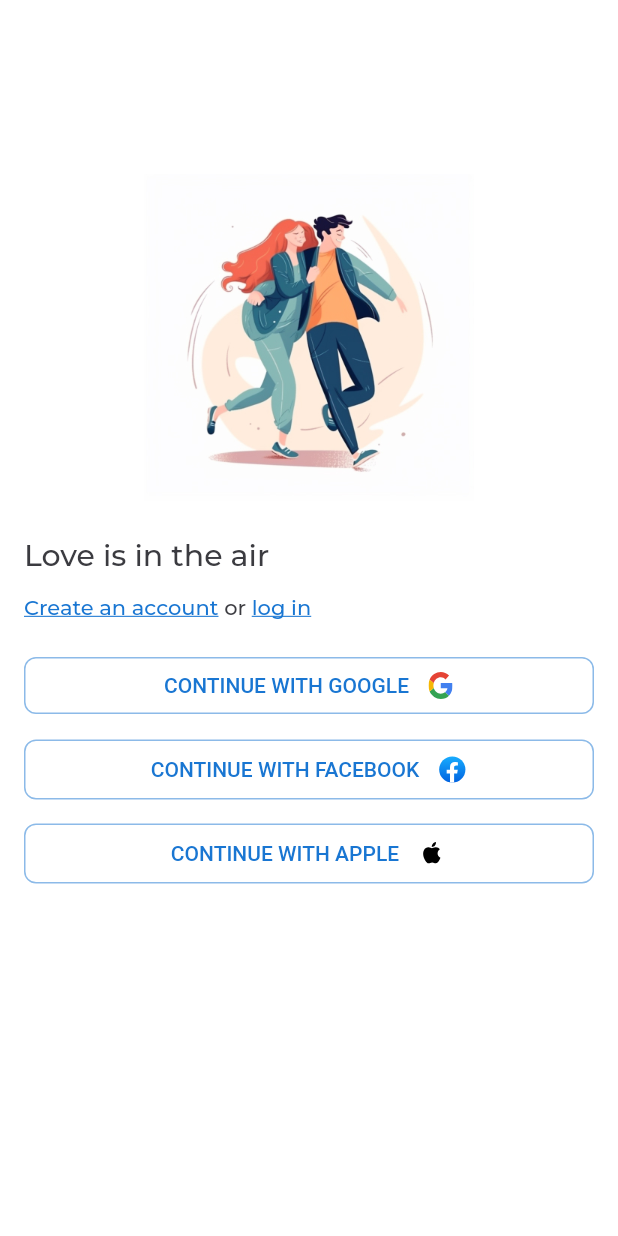
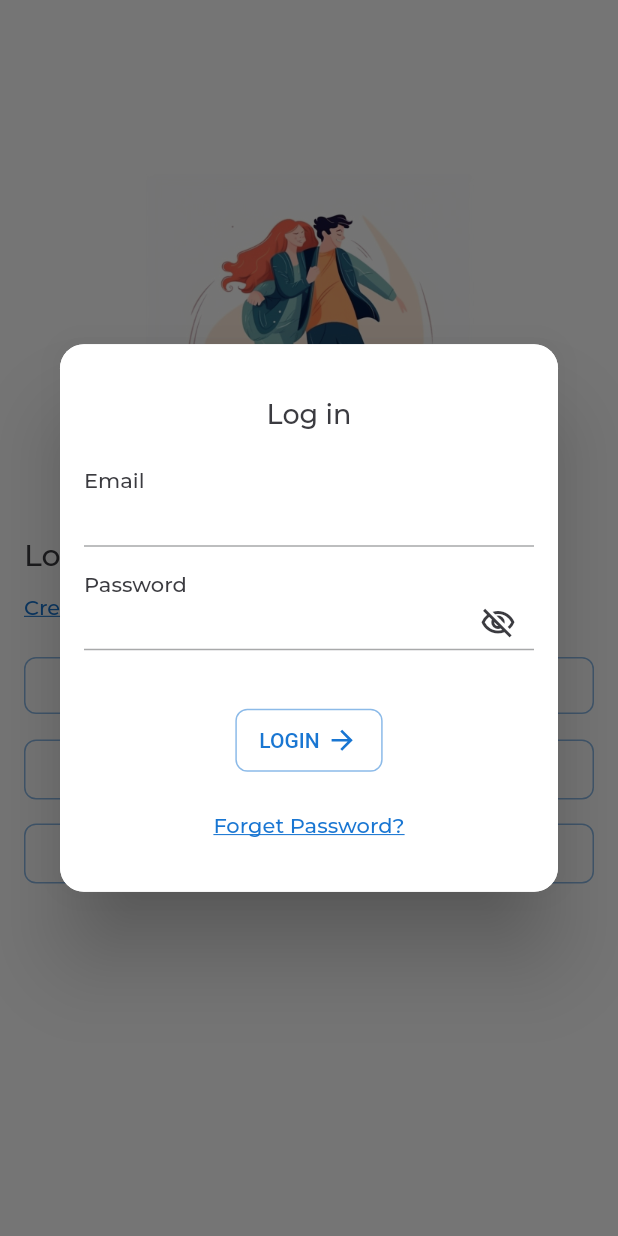
Before and after one commit to jadhavdurgesh/pillowtalk, a Flutter app: the OnboardingFourScreen screen opened directly, after a tap on "Create an account", on a phone screen of 412 x 824 dp. Run offline on Flutter 3.47's test engine with Material 2 defaults, Android fonts, the light colour scheme and no system bars; our stand-ins replace flutter_svg, get, google_fonts, velocity_x.

Commit message:
Dialog Box

```diff
--- /dev/null
+++ b/lib/components/create_account_dialog.dart
@@ -0,0 +1,117 @@
+import 'package:flutter/material.dart';
+import 'package:get/get.dart';
+import 'package:pillowtalk/views/onboarding/onboarding_five.dart';
+import 'package:velocity_x/velocity_x.dart';
+
+import '../constants/colors.dart';
+import '../constants/fonts/fontstyle.dart';
+import 'outline_button.dart';
+
+class CreateAccountDialog extends StatefulWidget {
+  const CreateAccountDialog({super.key});
+
+  @override
+  State<CreateAccountDialog> createState() => _CreateAccountDialogState();
+}
+
+class _CreateAccountDialogState extends State<CreateAccountDialog> {
+
+  TextEditingController emailController = TextEditingController();
+  TextEditingController passController = TextEditingController();
+
+
+  @override
+  Widget build(BuildContext context) {
+    return SafeArea(
+        child: Dialog(
+          backgroundColor: backgroundColor,
+          shape: RoundedRectangleBorder(
+            borderRadius: BorderRadius.circular(16),
+          ),
+          child: SingleChildScrollView(
+            child: Container(
+              decoration: BoxDecoration(borderRadius: BorderRadius.circular(16), color: backgroundColor),
+              padding: const EdgeInsets.symmetric(vertical: 36, horizontal: 16),
+              child: Column(
+                crossAxisAlignment: CrossAxisAlignment.stretch,
+                mainAxisSize: MainAxisSize.min,
+                children: [
+                  Text(
+                    "Log in",
+                    textAlign: TextAlign.center,
+                    style: kMontserratMedium.copyWith(fontSize: 18),
+                  ),
+                  24.heightBox,
+                  Column(
+                    crossAxisAlignment: CrossAxisAlignment.start,
+                    mainAxisAlignment: MainAxisAlignment.start,
+                    children: [
+                      Text(
+                        "Email",
+                        style: kMontserratMedium.copyWith(fontSize: 14),
+                      ),
+                      SizedBox(
+                        height: 36,
+                        child: TextField(
+                          controller: emailController,
+                        ),
+                      )
+                    ],
+                  ),
+                  16.heightBox,
+                  Column(
+                    crossAxisAlignment: CrossAxisAlignment.start,
+                    mainAxisAlignment: MainAxisAlignment.start,
+                    children: [
+                      Text(
+                        "Password",
+                        style: kMontserratMedium.copyWith(fontSize: 14),
+                      ),
+                      SizedBox(
+                        height: 36,
+                        child: TextField(
+                          controller: passController,
+                          obscureText: true,
+                          decoration: const InputDecoration(
+                            suffixIcon: Icon(Icons.visibility_off_outlined, color: darkColor,)
+                          ),
+                        ),
+                      )
+                    ],
+                  ),
+                  36.heightBox,
+                  Row(
+                    mainAxisAlignment: MainAxisAlignment.center,
+                    children: [
+                      customOutlineButton(
+                        title: "LOGIN",
+                        assetName: "assets/icons/arrow.svg",
+                        height: 22,
+                        width: 22,
+                        widthbox: 4.0,
+                        onPress: () {
+                          Get.back();
+                          Get.to(()=> const OnboardingFiveScreen());
+                        },
+                      ),
+                    ],
+                  ),
+                  24.heightBox,
+                  GestureDetector(
+                      onTap: () {},
+                      child: Text(
+                        "Forget Password?",
+                        textAlign: TextAlign.center,
+                        style: kMontserratMedium.copyWith(
+                            fontSize: 14,
+                            color: secondaryColor,
+                            decoration: TextDecoration.underline),
+                      )),
+                ],
+              ),
+            ),
+          ),
+        ),
+      );
+  }
+}
--- a/lib/constants/colors.dart
+++ b/lib/constants/colors.dart
@@ -1,7 +1,7 @@
 import 'package:flutter/material.dart';
 
 const backgroundColor = Color(0xffFFFFFF);
-const lightcolor = Color(0xffD2D4DA);
+const lightColor = Color(0xffD2D4DA);
 const greycolor = Color(0xff797A78);
 const whiteColor = Color(0xffFFFFFF);
 const darkColor = Color(0xff3B3B40);
--- a/lib/views/onboarding/onbaording_four.dart
+++ b/lib/views/onboarding/onbaording_four.dart
@@ -1,11 +1,36 @@
 import 'package:flutter/material.dart';
+import 'package:flutter_svg/svg.dart';
+import 'package:get/get.dart';
 import 'package:pillowtalk/components/outline_button.dart';
 import 'package:pillowtalk/constants/colors.dart';
 import 'package:pillowtalk/constants/fonts/fontstyle.dart';
 import 'package:velocity_x/velocity_x.dart';
 
-class OnboardingFourScreen extends StatelessWidget {
+import '../../components/create_account_dialog.dart';
+import '../../components/login_dialog.dart';
+
+class OnboardingFourScreen extends StatefulWidget {
   const OnboardingFourScreen({super.key});
+
+  @override
+  State<OnboardingFourScreen> createState() => _OnboardingFourScreenState();
+}
+
+class _OnboardingFourScreenState extends State<OnboardingFourScreen> {
+
+  Future<dynamic> showLoginDialog() {
+    return showDialog(
+      context: context,
+      builder: (ctx) => const LoginDialog()
+    );
+  }
+
+  Future<dynamic> showCreateAccountDialog() {
+    return showDialog(
+      context: context,
+      builder: (ctx) => const CreateAccountDialog(),
+    );
+  }
 
   @override
   Widget build(BuildContext context) {
@@ -31,7 +56,9 @@ class OnboardingFourScreen extends StatelessWidget {
             Row(
               children: [
                 GestureDetector(
-                    onTap: () {},
+                    onTap: () {
+                      showCreateAccountDialog();
+                    },
                     child: Text(
                       "Create an account",
                       style: kMontserratMedium.copyWith(
@@ -44,7 +71,9 @@ class OnboardingFourScreen extends StatelessWidget {
                   style: kMontserratMedium,
                 ),
                 GestureDetector(
-                    onTap: () {},
+                    onTap: () {
+                      showLoginDialog();
+                    },
                     child: Text(
                       "log in",
                       style: kMontserratMedium.copyWith(
--- a/lib/views/splashscreen.dart
+++ b/lib/views/splashscreen.dart
@@ -43,7 +43,7 @@ class SplashScreen extends StatelessWidget {
 
           Expanded(child: Container()),
           Text("V1.2.1", style: kMontserratMedium.copyWith(
-            color: lightcolor
+            color: lightColor
           ),),
 
           48.heightBox
```
Also changed, not shown: lib/components/login_dialog.dart (added, +117 -0 lines).
